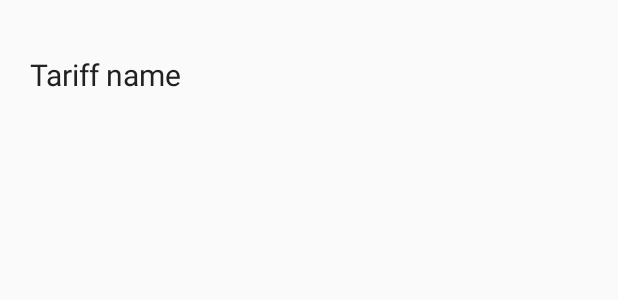
After one commit to StanevDev/Telephony-Mobile, an Android app: the layout item_service_name.xml on its own in the app's theme, with its tools: preview values and no code run, on a phone screen of 412 x 824 dp. The commit adds this screen. Shown: the top 300 px of the screen. Run offline under Robolectric (Android 15) with nearby library versions, the light colour scheme and no system bars; network calls fail.

Commit message:
Service expandable fix.

```diff
--- a/app/src/main/java/edu/jam/telephony/ui/adapter/ServiceExpandableAdapter.java
+++ b/app/src/main/java/edu/jam/telephony/ui/adapter/ServiceExpandableAdapter.java
@@ -12,6 +12,7 @@ import java.util.List;
 import edu.jam.telephony.R;
 import edu.jam.telephony.Utils;
 import edu.jam.telephony.model.Service;
+import edu.jam.telephony.model.ServiceType;
 
 public class ServiceExpandableAdapter extends BaseExpandableListAdapter {
 
@@ -63,14 +64,14 @@ public class ServiceExpandableAdapter extends BaseExpandableListAdapter {
         if (convertView == null){
             LayoutInflater inflater = (LayoutInflater) this.context
                     .getSystemService(Context.LAYOUT_INFLATER_SERVICE);
-            convertView = inflater.inflate(R.layout.item_service, null);
+            convertView = inflater.inflate(R.layout.item_service_name, null);
         }
 
         Service service = getService(groupPosition);
 
         convertView.setPadding(100,20, 0, 20);
 
-        TextView title = convertView.findViewById(R.id.item_tariff_name);
+        TextView title = convertView.findViewById(R.id.item_service_name);
         title.setText(service.getServiceName());
 
         return convertView;
@@ -90,7 +91,7 @@ public class ServiceExpandableAdapter extends BaseExpandableListAdapter {
         TextView typeView = convertView.findViewById(R.id.service_type_item);
 
         costView.setText(Utils.round(service.getPrice()));
-        typeView.setText(service.getServiceType().name());
+        typeView.setText(ServiceType.getPrettyName(service.getServiceType()));
 
 
         return convertView;
--- /dev/null
+++ b/app/src/main/res/layout/item_service_name.xml
@@ -0,0 +1,19 @@
+<?xml version="1.0" encoding="utf-8"?>
+<LinearLayout xmlns:android="http://schemas.android.com/apk/res/android"
+    android:layout_width="match_parent"
+    android:layout_height="80dp"
+    android:orientation="horizontal"
+    android:weightSum="100"
+    android:layout_marginTop="10dp"
+    android:layout_marginBottom="10dp">
+
+    <TextView
+        android:layout_width="match_parent"
+        android:layout_height="wrap_content"
+        android:id="@+id/item_service_name"
+        android:layout_marginLeft="20dp"
+        android:text="Tariff name"
+        android:layout_gravity="center"
+        style="@style/MainContentTextStyle"/>
+
+</LinearLayout>
```
